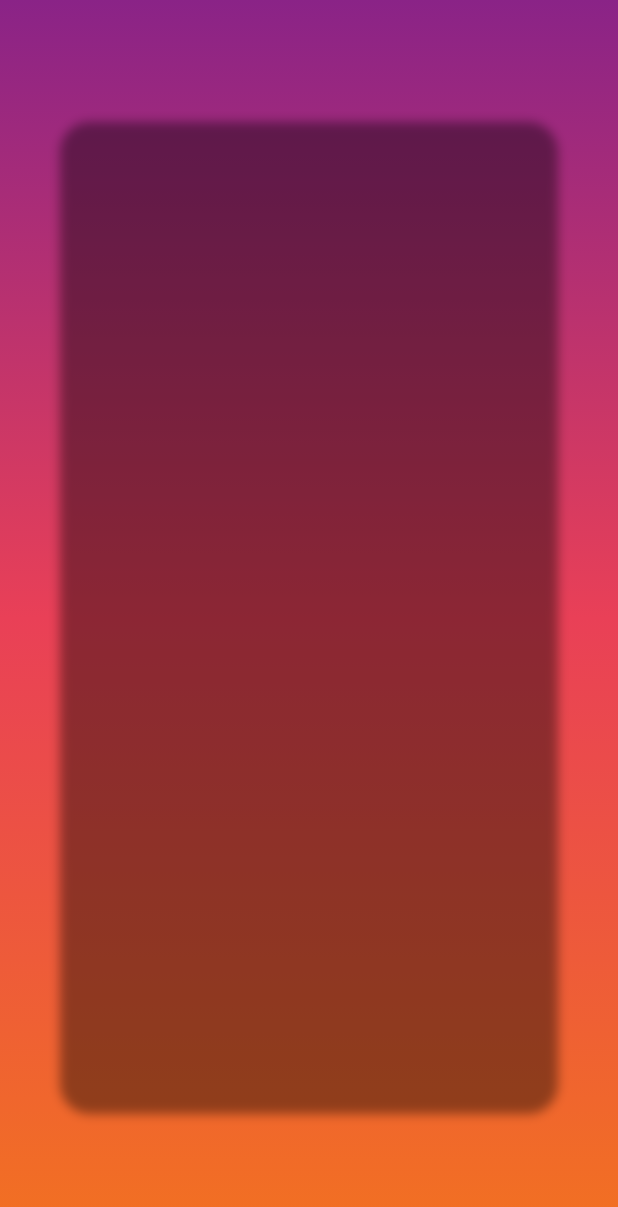
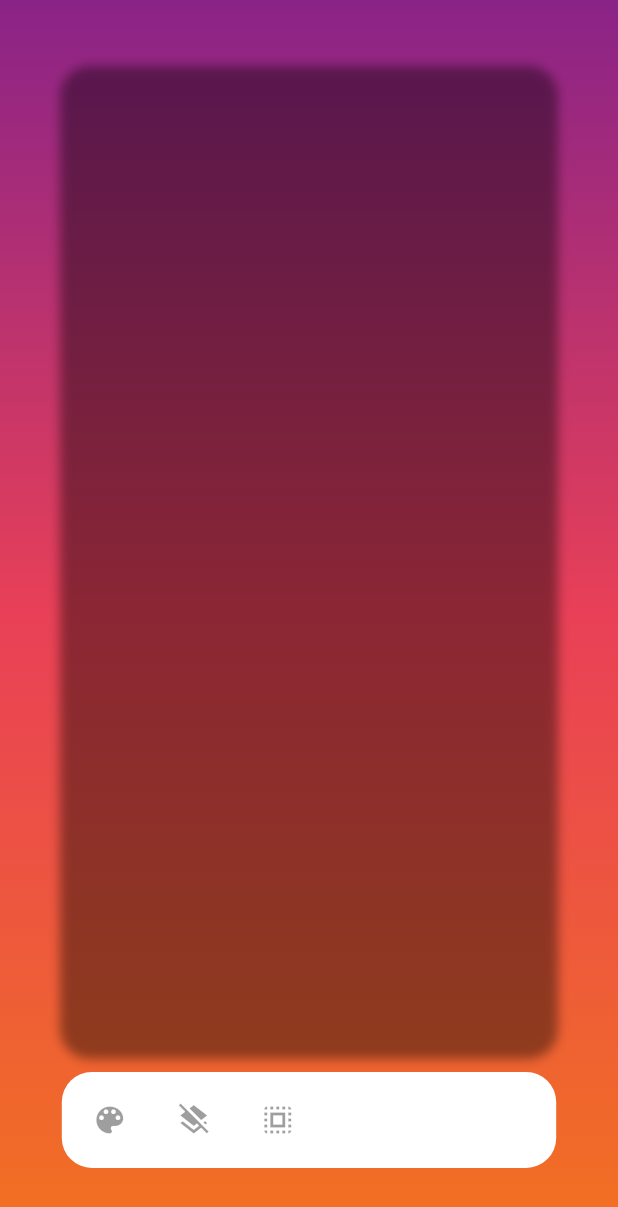
Before and after one commit to Mohammed-Ibrahim99/paint_app, a Flutter app: the screen it shows after launch, on a phone screen of 412 x 824 dp. Shown: the top 1207 px of the screen. Run offline on Flutter 3.47's test engine with Material 2 defaults, Android fonts, the phone set to English and light mode, and no system bars; missing offline and left inert: dart:html.

Commit message:
+ Added buttons at the bottom of the screen

```diff
--- a/lib/main.dart
+++ b/lib/main.dart
@@ -54,7 +54,11 @@ class _MyHomePageState extends State<MyHomePage> {
                     Color.fromRGBO(242, 113, 33, 1),
                   ])),
           ),
+
           Center(
+            /***************************************
+             * Canvas where all items are painted *
+             **************************************/
             child: Column(
               crossAxisAlignment: CrossAxisAlignment.center,
               mainAxisAlignment: MainAxisAlignment.center,
@@ -72,9 +76,39 @@ class _MyHomePageState extends State<MyHomePage> {
                     )
                   ]
                   ),
+                ),
+                const SizedBox(
+                  height: 10,
+                ),
+                /***************************************
+                 * Buttons at the Bottom of the screen *
+                 **************************************/
+                Container(
+                  width: width * 0.80,
+                  decoration: BoxDecoration(
+                    color: Colors.white,
+                    borderRadius: BorderRadius.all(Radius.circular(20.0))
+                  ),
+                  child: Row(
+                    children: <Widget>[
+                      ButtonBar(
+                        children: [
+                          IconButton(onPressed: null,
+                              icon: const Icon(Icons.color_lens)),
+                          IconButton(onPressed: null,
+                              icon: const Icon(Icons.layers_clear)),
+                          IconButton(onPressed: null,
+                              icon: const Icon(Icons.select_all))
+                        ],
+                      )
+                    ],
+                  ),
                 )
               ],
+
             ),
+
+
           )
         ]
     )
```
